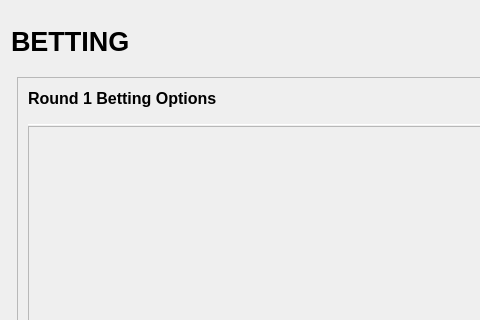
Above: src/qt/forms/placebetdialog.ui from r0otChiXor/wagerr before the change; both pictures show x 0 to 480 and y 0 to 320 of the 978 by 695 pixel window. Below: the same form after it.
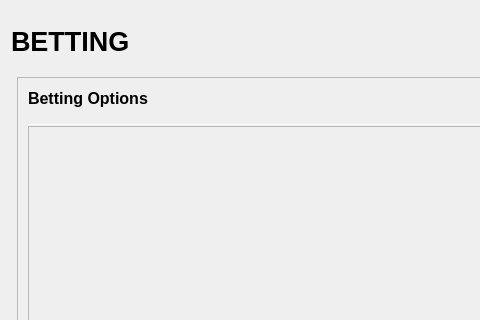
That is the form after the change. Icons and pictures are not drawn. Custom widgets are drawn as their Qt base class.

Commit message: QT betting style fixes

The edit to the form file:
```diff
--- a/src/qt/forms/placebetdialog.ui
+++ b/src/qt/forms/placebetdialog.ui
@@ -240,7 +240,7 @@
                      <string notr="true">font-weight:bold;</string>
                     </property>
                     <property name="text">
-                     <string>Round 1 Betting Options</string>
+                     <string>Betting Options</string>
                     </property>
                    </widget>
                   </item>
```
The commit also changes 1 other file.
